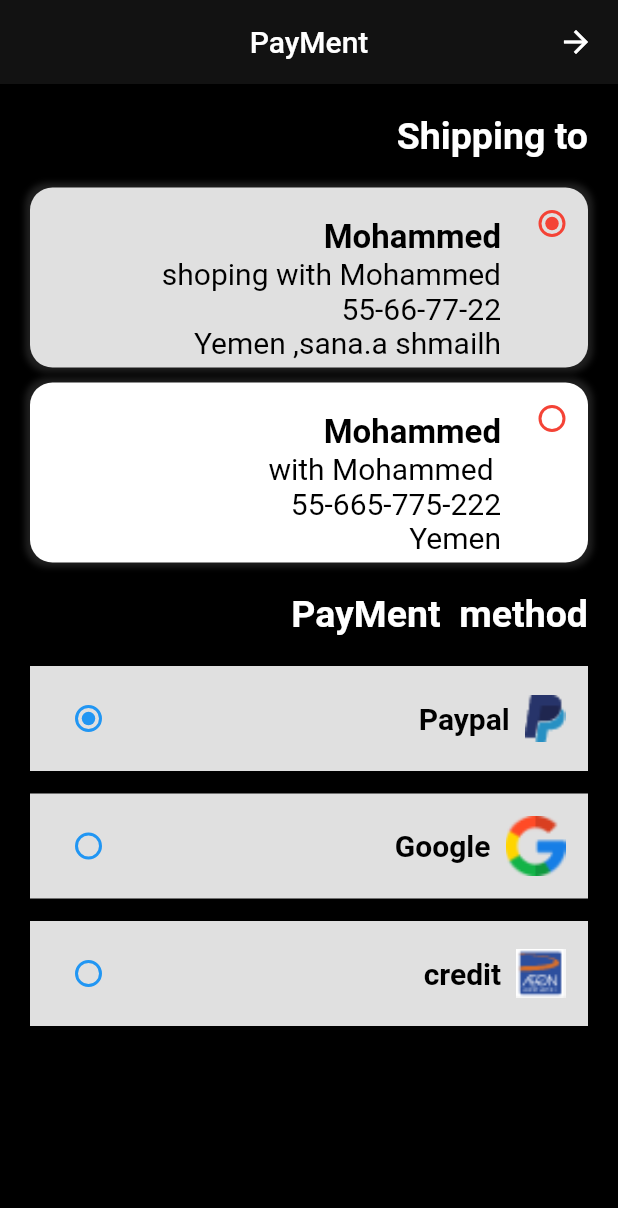
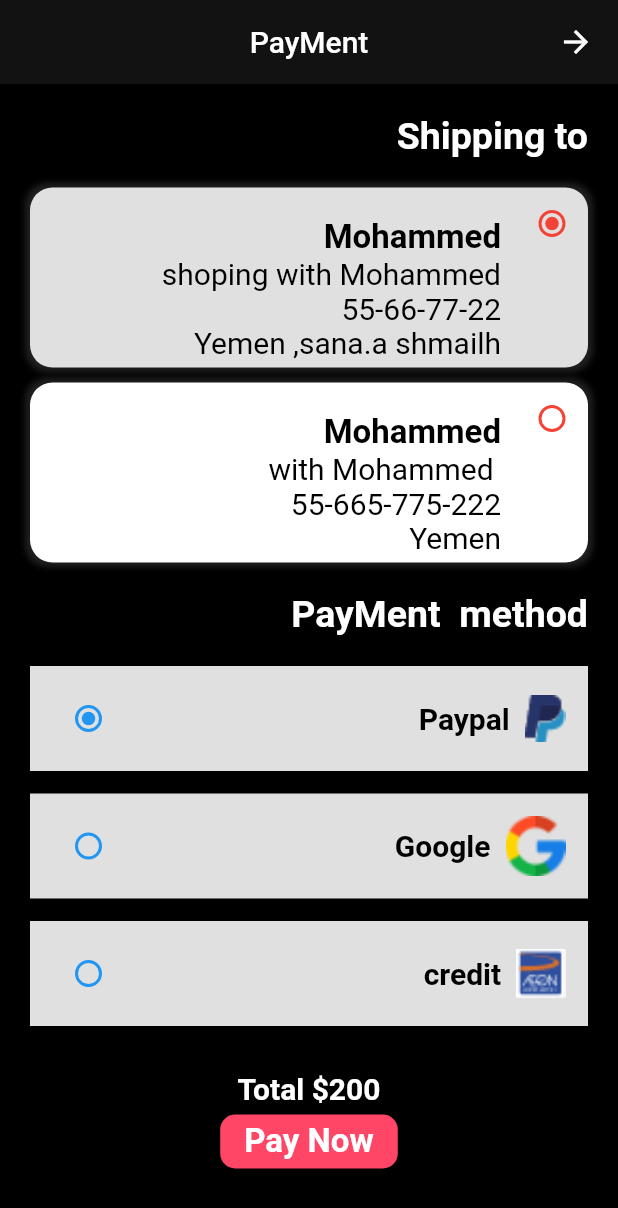
Before and after one commit to Mohammed-Salem2022/shoping-, a Flutter app: the PaymentScreen screen opened directly, on a phone screen of 412 x 824 dp. Shown: the top 1208 px of the screen. Run offline on Flutter 3.47's test engine with Material 2 defaults, Android fonts, the phone set to English and light mode, and no system bars; our stand-ins replace badges, carousel_slider, cloud_firestore, firebase_auth, firebase_core, flutter_rating_bar and 5 more; missing offline and left inert: flutter_facebook_auth; accounts and stored records are empty; network calls fail; statements that could not run were skipped.

Commit message:
22 commit

```diff
--- a/lib/view/sereen/payment_screen.dart
+++ b/lib/view/sereen/payment_screen.dart
@@ -8,6 +8,7 @@ import 'package:get/get.dart';
 
 import '../widgets/payment/delivery_container_widget.dart';
 import '../widgets/payment/payment_method_widget.dart';
+import '../widgets/payment/total_price_and_Button.dart';
 
   class PaymentScreen extends StatelessWidget {
     @override
@@ -42,9 +43,9 @@ import '../widgets/payment/payment_method_widget.dart';
           const SizedBox(height: 20,),
           PaymentMethodWidget(),
           const SizedBox(height: 30,),
+              TotalPriceandButton()
 
 
-          //totalButton
         ]),
         ),
       )
--- /dev/null
+++ b/lib/view/widgets/payment/total_price_and_Button.dart
@@ -0,0 +1,50 @@
+
+
+
+
+import 'package:flutter/material.dart';
+import 'package:get/get.dart';
+import 'package:shoping_f/utils/theme.dart';
+
+import '../text_Utils.dart';
+class TotalPriceandButton extends StatefulWidget {
+  @override
+  _TotalPriceandButtonState createState() => _TotalPriceandButtonState();
+}
+
+class _TotalPriceandButtonState extends State<TotalPriceandButton> {
+  @override
+  Widget build(BuildContext context) {
+    return  Column(
+      children: [
+     Center(
+       child:   TextUtils(
+        text: 'Total \$200',
+        fontWeight: FontWeight.bold,
+        color: Get.isDarkMode?Colors.white:Colors.black,
+        fontsize: 20),
+    ),
+        ElevatedButton(
+            onPressed: (){},
+           style: ElevatedButton.styleFrom(
+             shape: RoundedRectangleBorder(
+               borderRadius: BorderRadius.circular(10)
+             ),
+             primary:Get.isDarkMode?pinkClr:mainColor,
+
+
+           ),
+            child: TextUtils(
+                text: 'Pay Now',
+                fontWeight: FontWeight.bold,
+                color: Colors.white,
+                fontsize: 22),
+
+        )
+
+
+      ],
+
+    );
+  }
+}
```
